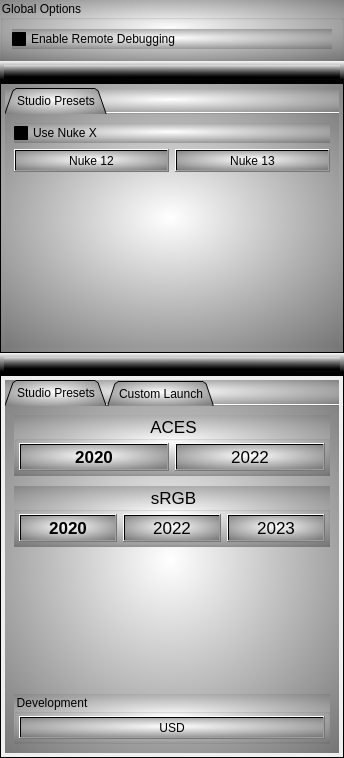
Above: UI/main.ui from SGSMarkNA/Software_Launcher before the change. Below: the same form after it.
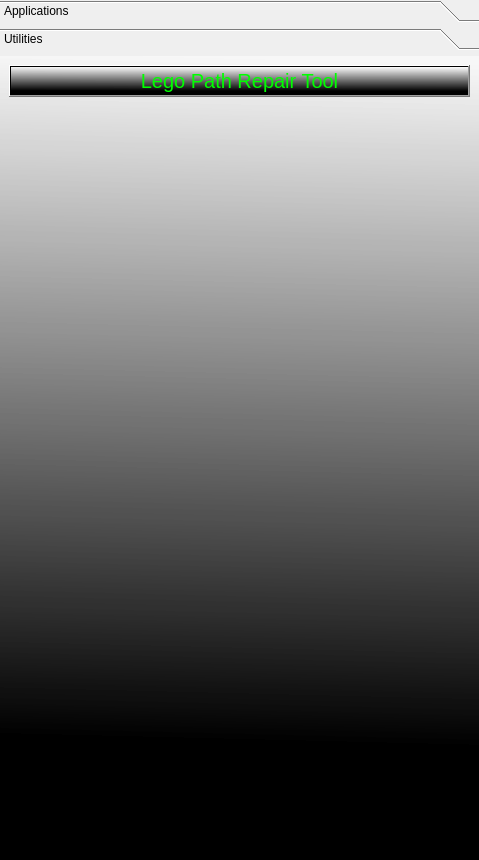
That is the form after the change. The open tabs and pages were chosen to show the change. Icons and pictures are not drawn. Custom widgets are drawn as their Qt base class.

Commit message: Added A New Tab For Apps outside of software

The edit to the form file:
```diff
--- a/UI/main.ui
+++ b/UI/main.ui
@@ -6,8 +6,8 @@
    <rect>
     <x>0</x>
     <y>0</y>
-    <width>344</width>
-    <height>758</height>
+    <width>479</width>
+    <height>860</height>
    </rect>
   </property>
   <property name="minimumSize">
@@ -19,7 +19,37 @@
   <property name="windowTitle">
    <string>Software Launcher</string>
   </property>
-  <layout class="QVBoxLayout" name="verticalLayout_7">
+  <layout class="QGridLayout" name="gridLayout">
+   <property name="leftMargin">
+    <number>0</number>
+   </property>
+   <property name="topMargin">
+    <number>0</number>
+   </property>
+   <property name="rightMargin">
+    <number>0</number>
+   </property>
+   <property name="bottomMargin">
+    <number>0</number>
+   </property>
+   <item row="0" column="0">
+    <widget class="QToolBox" name="toolBox">
+     <property name="currentIndex">
+      <number>0</number>
+     </property>
+     <widget class="QWidget" name="Applications">
+      <property name="geometry">
+       <rect>
+        <x>0</x>
+        <y>0</y>
+        <width>479</width>
+        <height>806</height>
+       </rect>
+      </property>
+      <attribute name="label">
+       <string>Applications</string>
+      </attribute>
+      <layout class="QVBoxLayout" name="verticalLayout_8">
    <property name="spacing">
     <number>0</number>
    </property>
@@ -248,6 +278,8 @@
          <number>0</number>
         </property>
         <item>
+             <layout class="QVBoxLayout" name="verticalLayout_4">
+              <item>
          <widget class="QWidget" name="widget_2" native="true">
           <property name="styleSheet">
            <string notr="true">background-color: qlineargradient(spread:pad, x1:0.433, y1:1, x2:0.449, y2:0, stop:0.147727 rgba(0, 0, 0, 255), stop:1 rgba(255, 255, 255, 135));</string>
@@ -290,9 +322,6 @@
           </layout>
          </widget>
         </item>
-        <item>
-         <layout class="QVBoxLayout" name="verticalLayout_4"/>
-        </item>
         <item>
          <widget class="QFrame" name="Maya_Tab_frame">
           <property name="styleSheet">
@@ -919,9 +948,63 @@
          </widget>
         </item>
        </layout>
+            </item>
+           </layout>
       </widget>
      </item>
     </layout>
+       </item>
+      </layout>
+     </widget>
+     <widget class="QWidget" name="Utilities">
+      <property name="geometry">
+       <rect>
+        <x>0</x>
+        <y>0</y>
+        <width>479</width>
+        <height>806</height>
+       </rect>
+      </property>
+      <property name="styleSheet">
+       <string notr="true">background-color: qlineargradient(spread:pad, x1:0.433, y1:1, x2:0.449, y2:0, stop:0.147727 rgba(0, 0, 0, 255), stop:1 rgba(255, 255, 255, 135));
+color: rgb(0, 255, 0);</string>
+      </property>
+      <attribute name="label">
+       <string>Utilities</string>
+      </attribute>
+      <layout class="QVBoxLayout" name="verticalLayout_7">
+       <item>
+        <layout class="QGridLayout" name="gridLayout_6">
+         <item row="0" column="0">
+          <widget class="QPushButton" name="Lego_Path_Repair_Tool_Button">
+           <property name="font">
+            <font>
+             <pointsize>15</pointsize>
+            </font>
+           </property>
+           <property name="text">
+            <string>Lego Path Repair Tool</string>
+           </property>
+          </widget>
+         </item>
+        </layout>
+       </item>
+       <item>
+        <spacer name="verticalSpacer_4">
+         <property name="orientation">
+          <enum>Qt::Vertical</enum>
+         </property>
+         <property name="sizeHint" stdset="0">
+          <size>
+           <width>20</width>
+           <height>40</height>
+          </size>
+         </property>
+        </spacer>
+       </item>
+      </layout>
+     </widget>
+    </widget>
    </item>
   </layout>
  </widget>
```
Lines whose indentation alone changed are shown as unchanged. The commit also changes 1 other file.
